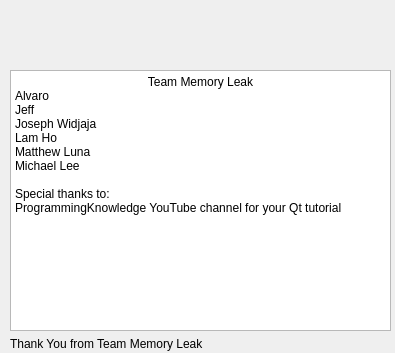
Before: the Qt Designer form Draw_Shape/contactus.ui in Pu12dy/CS_1C-Group-Project, drawn with Qt 5.
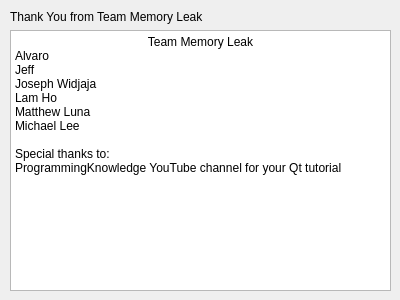
After: the same form once the commit is applied. Icons and pictures are not drawn.

Diff of the .ui file:
```diff
--- a/Draw_Shape/contactus.ui
+++ b/Draw_Shape/contactus.ui
@@ -6,8 +6,8 @@
    <rect>
     <x>0</x>
     <y>0</y>
-    <width>395</width>
-    <height>353</height>
+    <width>400</width>
+    <height>300</height>
    </rect>
   </property>
   <property name="windowTitle">
@@ -17,60 +17,41 @@
    <property name="geometry">
     <rect>
      <x>10</x>
-     <y>70</y>
+     <y>10</y>
      <width>381</width>
      <height>281</height>
     </rect>
    </property>
    <layout class="QVBoxLayout" name="verticalLayout">
+    <item>
+     <widget class="QLabel" name="label">
+      <property name="text">
+       <string>Thank You from Team Memory Leak</string>
+      </property>
+     </widget>
+    </item>
     <item>
      <widget class="QTextBrowser" name="textBrowser">
       <property name="html">
        <string>&lt;!DOCTYPE HTML PUBLIC &quot;-//W3C//DTD HTML 4.0//EN&quot; &quot;http://www.w3.org/TR/REC-html40/strict.dtd&quot;&gt;
 &lt;html&gt;&lt;head&gt;&lt;meta name=&quot;qrichtext&quot; content=&quot;1&quot; /&gt;&lt;style type=&quot;text/css&quot;&gt;
 p, li { white-space: pre-wrap; }
-&lt;/style&gt;&lt;/head&gt;&lt;body style=&quot; font-family:'MS Shell Dlg 2'; font-size:8.25pt; font-weight:400; font-style:normal;&quot;&gt;
-&lt;p align=&quot;center&quot; style=&quot; margin-top:0px; margin-bottom:0px; margin-left:0px; margin-right:0px; -qt-block-indent:0; text-indent:0px;&quot;&gt;&lt;span style=&quot; font-family:'Noto Sans'; font-size:9pt;&quot;&gt;Team Memory Leak&lt;/span&gt;&lt;/p&gt;
-&lt;p style=&quot; margin-top:0px; margin-bottom:0px; margin-left:0px; margin-right:0px; -qt-block-indent:0; text-indent:0px;&quot;&gt;&lt;span style=&quot; font-family:'Noto Sans'; font-size:9pt;&quot;&gt;Alvaro&lt;/span&gt;&lt;/p&gt;
-&lt;p style=&quot; margin-top:0px; margin-bottom:0px; margin-left:0px; margin-right:0px; -qt-block-indent:0; text-indent:0px;&quot;&gt;&lt;span style=&quot; font-family:'Noto Sans'; font-size:9pt;&quot;&gt;Jeff&lt;/span&gt;&lt;/p&gt;
-&lt;p style=&quot; margin-top:0px; margin-bottom:0px; margin-left:0px; margin-right:0px; -qt-block-indent:0; text-indent:0px;&quot;&gt;&lt;span style=&quot; font-family:'Noto Sans'; font-size:9pt;&quot;&gt;Joseph Widjaja &lt;/span&gt;&lt;/p&gt;
-&lt;p style=&quot; margin-top:0px; margin-bottom:0px; margin-left:0px; margin-right:0px; -qt-block-indent:0; text-indent:0px;&quot;&gt;&lt;span style=&quot; font-family:'Noto Sans'; font-size:9pt;&quot;&gt;Lam Ho&lt;/span&gt;&lt;/p&gt;
-&lt;p style=&quot; margin-top:0px; margin-bottom:0px; margin-left:0px; margin-right:0px; -qt-block-indent:0; text-indent:0px;&quot;&gt;&lt;span style=&quot; font-family:'Noto Sans'; font-size:9pt;&quot;&gt;Matthew Luna&lt;/span&gt;&lt;/p&gt;
-&lt;p style=&quot; margin-top:0px; margin-bottom:0px; margin-left:0px; margin-right:0px; -qt-block-indent:0; text-indent:0px;&quot;&gt;&lt;span style=&quot; font-family:'Noto Sans'; font-size:9pt;&quot;&gt;Michael Lee&lt;/span&gt;&lt;/p&gt;
-&lt;p style=&quot;-qt-paragraph-type:empty; margin-top:0px; margin-bottom:0px; margin-left:0px; margin-right:0px; -qt-block-indent:0; text-indent:0px; font-family:'Noto Sans'; font-size:9pt;&quot;&gt;&lt;br /&gt;&lt;/p&gt;
-&lt;p style=&quot; margin-top:0px; margin-bottom:0px; margin-left:0px; margin-right:0px; -qt-block-indent:0; text-indent:0px;&quot;&gt;&lt;span style=&quot; font-family:'Noto Sans'; font-size:9pt;&quot;&gt;Special thanks to:&lt;/span&gt;&lt;/p&gt;
-&lt;p style=&quot; margin-top:0px; margin-bottom:0px; margin-left:0px; margin-right:0px; -qt-block-indent:0; text-indent:0px;&quot;&gt;&lt;span style=&quot; font-family:'Noto Sans'; font-size:9pt;&quot;&gt;ProgrammingKnowledge YouTube channel for your Qt tutorial&lt;/span&gt;&lt;/p&gt;&lt;/body&gt;&lt;/html&gt;</string>
-      </property>
-     </widget>
-    </item>
-    <item>
-     <widget class="QLabel" name="label">
-      <property name="text">
-       <string>Thank You from Team Memory Leak</string>
+&lt;/style&gt;&lt;/head&gt;&lt;body style=&quot; font-family:'Noto Sans'; font-size:9pt; font-weight:400; font-style:normal;&quot;&gt;
+&lt;p align=&quot;center&quot; style=&quot; margin-top:0px; margin-bottom:0px; margin-left:0px; margin-right:0px; -qt-block-indent:0; text-indent:0px;&quot;&gt;Team Memory Leak&lt;/p&gt;
+&lt;p style=&quot; margin-top:0px; margin-bottom:0px; margin-left:0px; margin-right:0px; -qt-block-indent:0; text-indent:0px;&quot;&gt;Alvaro&lt;/p&gt;
+&lt;p style=&quot; margin-top:0px; margin-bottom:0px; margin-left:0px; margin-right:0px; -qt-block-indent:0; text-indent:0px;&quot;&gt;Jeff&lt;/p&gt;
+&lt;p style=&quot; margin-top:0px; margin-bottom:0px; margin-left:0px; margin-right:0px; -qt-block-indent:0; text-indent:0px;&quot;&gt;Joseph Widjaja &lt;/p&gt;
+&lt;p style=&quot; margin-top:0px; margin-bottom:0px; margin-left:0px; margin-right:0px; -qt-block-indent:0; text-indent:0px;&quot;&gt;Lam Ho&lt;/p&gt;
+&lt;p style=&quot; margin-top:0px; margin-bottom:0px; margin-left:0px; margin-right:0px; -qt-block-indent:0; text-indent:0px;&quot;&gt;Matthew Luna&lt;/p&gt;
+&lt;p style=&quot; margin-top:0px; margin-bottom:0px; margin-left:0px; margin-right:0px; -qt-block-indent:0; text-indent:0px;&quot;&gt;Michael Lee&lt;/p&gt;
+&lt;p style=&quot;-qt-paragraph-type:empty; margin-top:0px; margin-bottom:0px; margin-left:0px; margin-right:0px; -qt-block-indent:0; text-indent:0px;&quot;&gt;&lt;br /&gt;&lt;/p&gt;
+&lt;p style=&quot; margin-top:0px; margin-bottom:0px; margin-left:0px; margin-right:0px; -qt-block-indent:0; text-indent:0px;&quot;&gt;Special thanks to:&lt;/p&gt;
+&lt;p style=&quot; margin-top:0px; margin-bottom:0px; margin-left:0px; margin-right:0px; -qt-block-indent:0; text-indent:0px;&quot;&gt;ProgrammingKnowledge YouTube channel for your Qt tutorial&lt;/p&gt;&lt;/body&gt;&lt;/html&gt;</string>
       </property>
      </widget>
     </item>
    </layout>
   </widget>
-  <widget class="QLabel" name="label_2">
-   <property name="geometry">
-    <rect>
-     <x>10</x>
-     <y>10</y>
-     <width>379</width>
-     <height>51</height>
-    </rect>
-   </property>
-   <property name="text">
-    <string/>
-   </property>
-   <property name="pixmap">
-    <pixmap resource="resource.qrc">:/rec/img/Memory_Leak_Logo.png</pixmap>
-   </property>
-   <property name="scaledContents">
-    <bool>true</bool>
-   </property>
-  </widget>
  </widget>
  <resources>
   <include location="resource.qrc"/>
```
Left out of the diff: 4 changed lines with no effect on the pictures.
